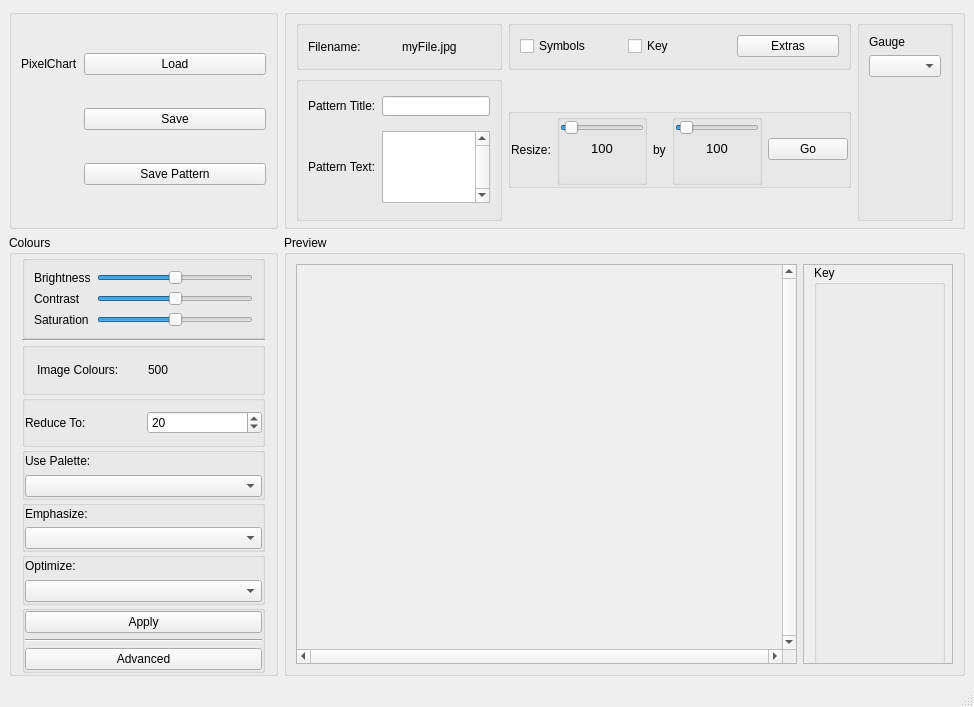
Above: GUI/Main.ui from hratcliffe/PixelChart before the change. Below: the same form after it.
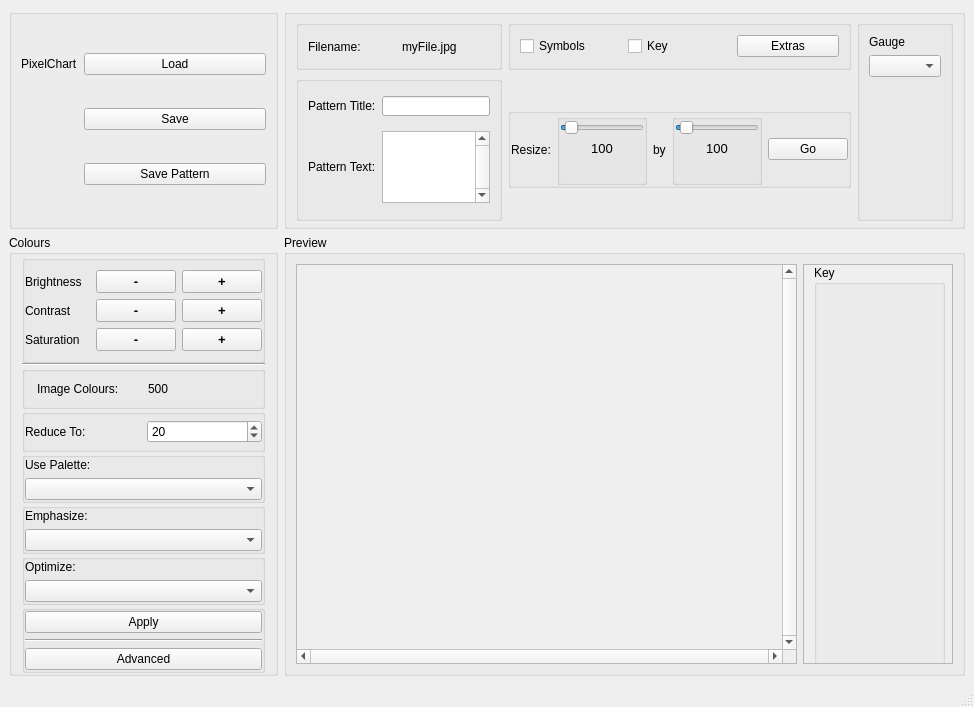
That is the form after the change.

What changed in the file:
```diff
--- a/GUI/Main.ui
+++ b/GUI/Main.ui
@@ -780,55 +780,164 @@
           <bool>true</bool>
          </property>
          <layout class="QGridLayout" name="gridLayout_4">
+          <property name="leftMargin">
+           <number>0</number>
+          </property>
+          <property name="rightMargin">
+           <number>0</number>
+          </property>
+          <item row="1" column="2">
+           <widget class="QPushButton" name="contUp">
+            <property name="font">
+             <font>
+              <pointsize>10</pointsize>
+              <weight>75</weight>
+              <bold>true</bold>
+             </font>
+            </property>
+            <property name="text">
+             <string>+</string>
+            </property>
+            <property name="iconSize">
+             <size>
+              <width>8</width>
+              <height>16</height>
+             </size>
+            </property>
+           </widget>
+          </item>
           <item row="1" column="1">
-           <widget class="QSlider" name="br_slider">
-            <property name="sliderPosition">
-             <number>50</number>
+           <widget class="QPushButton" name="contDown">
+            <property name="font">
+             <font>
+              <pointsize>10</pointsize>
+              <weight>75</weight>
+              <bold>true</bold>
+             </font>
             </property>
-            <property name="orientation">
-             <enum>Qt::Horizontal</enum>
+            <property name="text">
+             <string>-</string>
             </property>
+            <property name="iconSize">
+             <size>
+              <width>8</width>
+              <height>16</height>
+             </size>
+            </property>
            </widget>
           </item>
-          <item row="5" column="1">
-           <widget class="QSlider" name="sat_slider">
-            <property name="value">
-             <number>50</number>
+          <item row="0" column="1">
+           <widget class="QPushButton" name="brightDown">
+            <property name="font">
+             <font>
+              <pointsize>10</pointsize>
+              <weight>75</weight>
+              <bold>true</bold>
+              <kerning>false</kerning>
+             </font>
             </property>
-            <property name="orientation">
-             <enum>Qt::Horizontal</enum>
+            <property name="text">
+             <string>-</string>
             </property>
+            <property name="iconSize">
+             <size>
+              <width>8</width>
+              <height>16</height>
+             </size>
+            </property>
+            <property name="flat">
+             <bool>false</bool>
+            </property>
            </widget>
           </item>
-          <item row="3" column="1">
-           <widget class="QSlider" name="co_slider">
-            <property name="sliderPosition">
-             <number>50</number>
+          <item row="0" column="2">
+           <widget class="QPushButton" name="brightUp">
+            <property name="font">
+             <font>
+              <pointsize>10</pointsize>
+              <weight>75</weight>
+              <bold>true</bold>
+             </font>
             </property>
-            <property name="orientation">
-             <enum>Qt::Horizontal</enum>
+            <property name="text">
+             <string>+</string>
             </property>
+            <property name="iconSize">
+             <size>
+              <width>8</width>
+              <height>16</height>
+             </size>
+            </property>
            </widget>
           </item>
-          <item row="5" column="0">
-           <widget class="QLabel" name="label_15">
+          <item row="2" column="2">
+           <widget class="QPushButton" name="satUp">
+            <property name="font">
+             <font>
+              <pointsize>10</pointsize>
+              <weight>75</weight>
+              <bold>true</bold>
+             </font>
+            </property>
             <property name="text">
-             <string>Saturation</string>
+             <string>+</string>
             </property>
+            <property name="iconSize">
+             <size>
+              <width>8</width>
+              <height>16</height>
+             </size>
+            </property>
            </widget>
           </item>
-          <item row="1" column="0">
+          <item row="2" column="1">
+           <widget class="QPushButton" name="satDown">
+            <property name="font">
+             <font>
+              <pointsize>10</pointsize>
+              <weight>75</weight>
+              <bold>true</bold>
+             </font>
+            </property>
+            <property name="text">
+             <string>-</string>
+            </property>
+            <property name="iconSize">
+             <size>
+              <width>8</width>
+              <height>16</height>
+             </size>
+            </property>
+           </widget>
+          </item>
+          <item row="0" column="0">
            <widget class="QLabel" name="label_8">
             <property name="text">
              <string>Brightness</string>
             </property>
+            <property name="margin">
+             <number>1</number>
+            </property>
            </widget>
           </item>
-          <item row="3" column="0">
+          <item row="1" column="0">
            <widget class="QLabel" name="label_12">
             <property name="text">
              <string>Contrast</string>
             </property>
+            <property name="margin">
+             <number>1</number>
+            </property>
+           </widget>
+          </item>
+          <item row="2" column="0">
+           <widget class="QLabel" name="label_15">
+            <property name="text">
+             <string>Saturation</string>
+            </property>
+            <property name="margin">
+             <number>1</number>
+            </property>
            </widget>
           </item>
          </layout>
```
Left out of the diff: 6 changed lines with no effect on the pictures.
